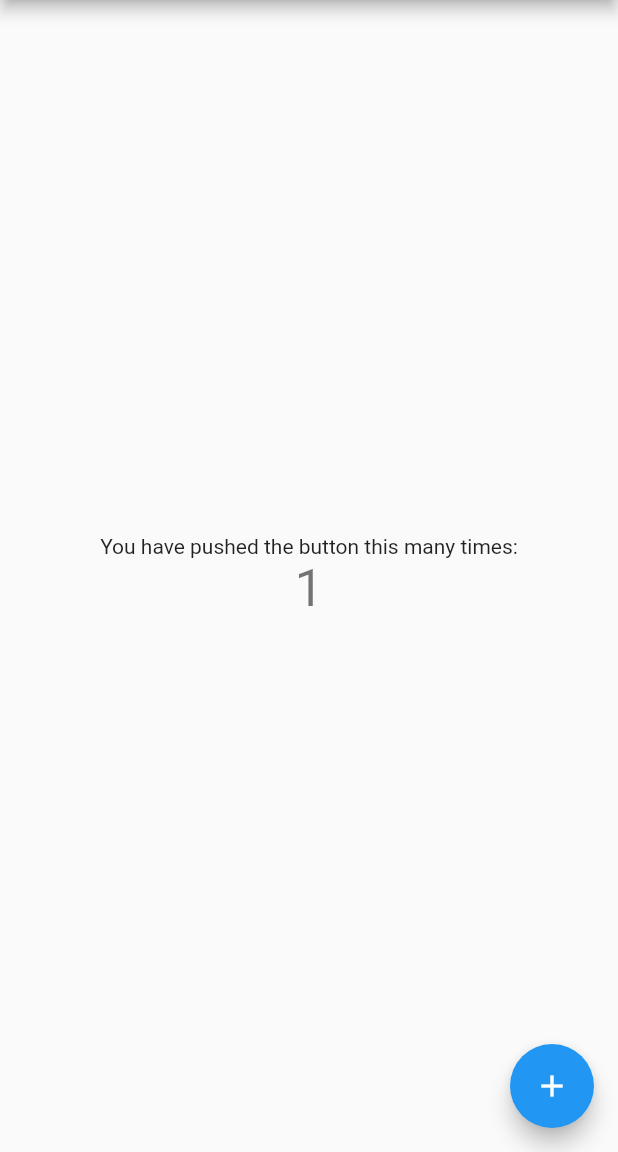
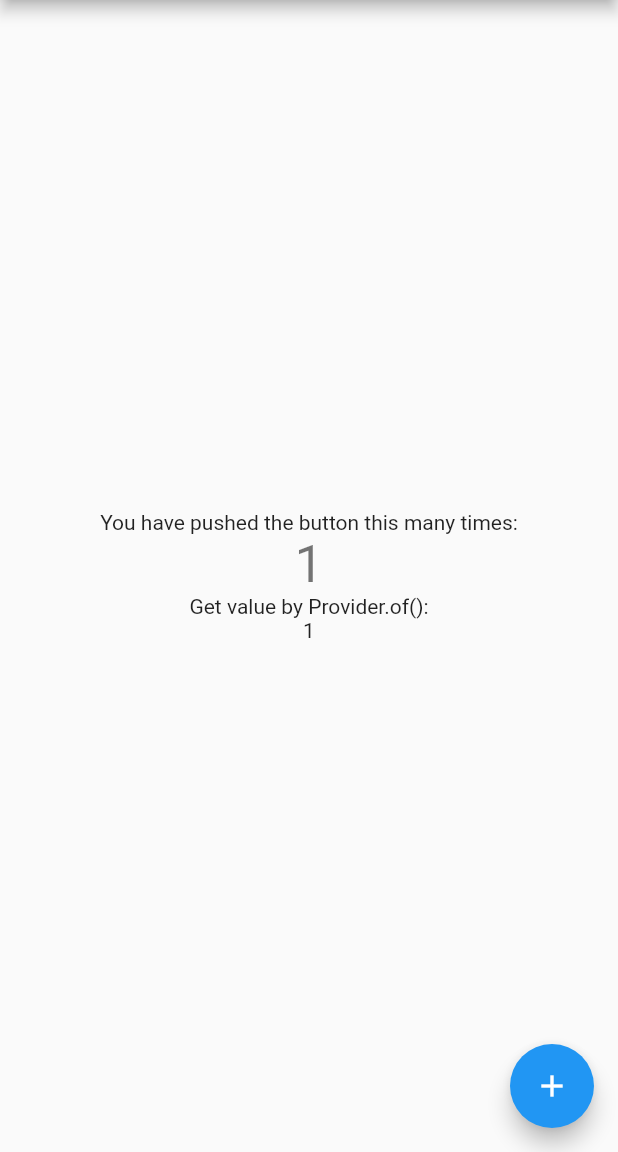
Before and after one commit to coliver0221/Flutter-Practice, a Flutter app: the screen it shows after launch, after a tap on the "add" icon, on a phone screen of 412 x 824 dp, the part 84-1236 px from its top. Run offline on Flutter 3.47's test engine with Material 2 defaults, Android fonts, the phone set to English and light mode, and no system bars; our stand-ins replace dio.

Commit message:
feat(main.dart): complete provider test

```diff
--- a/provider_test/lib/main.dart
+++ b/provider_test/lib/main.dart
@@ -1,7 +1,13 @@
 import 'package:flutter/material.dart';
+import 'package:provider/provider.dart';
 
 void main() {
-  runApp(MyApp());
+  runApp(
+    ChangeNotifierProvider(
+      create: (context) => Counter(),
+      child: MyApp(),
+    ),
+  );
 }
 
 class MyApp extends StatelessWidget {
@@ -31,17 +37,19 @@ class MyApp extends StatelessWidget {
   }
 }
 
+class Counter extends ChangeNotifier {
+  int _value = 0;
+
+  int get value => _value;
+
+  void increaseCounter() {
+    _value++;
+    notifyListeners();
+  }
+}
+
 class MyHomePage extends StatefulWidget {
   MyHomePage({Key key, this.title}) : super(key: key);
-
-  // This widget is the home page of your application. It is stateful, meaning
-  // that it has a State object (defined below) that contains fields that affect
-  // how it looks.
-
-  // This class is the configuration for the state. It holds the values (in this
-  // case the title) provided by the parent (in this case the App widget) and
-  // used by the build method of the State. Fields in a Widget subclass are
-  // always marked "final".
 
   final String title;
 
@@ -50,68 +58,43 @@ class MyHomePage extends StatefulWidget {
 }
 
 class _MyHomePageState extends State<MyHomePage> {
-  int _counter = 0;
-
-  void _incrementCounter() {
-    setState(() {
-      // This call to setState tells the Flutter framework that something has
-      // changed in this State, which causes it to rerun the build method below
-      // so that the display can reflect the updated values. If we changed
-      // _counter without calling setState(), then the build method would not be
-      // called again, and so nothing would appear to happen.
-      _counter++;
-    });
-  }
-
   @override
   Widget build(BuildContext context) {
-    // This method is rerun every time setState is called, for instance as done
-    // by the _incrementCounter method above.
-    //
-    // The Flutter framework has been optimized to make rerunning build methods
-    // fast, so that you can just rebuild anything that needs updating rather
-    // than having to individually change instances of widgets.
     return Scaffold(
       appBar: AppBar(
-        // Here we take the value from the MyHomePage object that was created by
-        // the App.build method, and use it to set our appbar title.
         title: Text(widget.title),
       ),
       body: Center(
-        // Center is a layout widget. It takes a single child and positions it
-        // in the middle of the parent.
         child: Column(
-          // Column is also a layout widget. It takes a list of children and
-          // arranges them vertically. By default, it sizes itself to fit its
-          // children horizontally, and tries to be as tall as its parent.
-          //
-          // Invoke "debug painting" (press "p" in the console, choose the
-          // "Toggle Debug Paint" action from the Flutter Inspector in Android
-          // Studio, or the "Toggle Debug Paint" command in Visual Studio Code)
-          // to see the wireframe for each widget.
-          //
-          // Column has various properties to control how it sizes itself and
-          // how it positions its children. Here we use mainAxisAlignment to
-          // center the children vertically; the main axis here is the vertical
-          // axis because Columns are vertical (the cross axis would be
-          // horizontal).
           mainAxisAlignment: MainAxisAlignment.center,
           children: <Widget>[
             Text(
               'You have pushed the button this many times:',
             ),
+            // Text(
+            //   '$_counter',
+            //   style: Theme.of(context).textTheme.headline4,
+            // ),
+            Consumer<Counter>(
+              builder: (context, counter, child) => Text(
+                '${counter.value}',
+                style: Theme.of(context).textTheme.headline4,
+              ),
+            ),
+            Text('Get value by Provider.of():'),
             Text(
-              '$_counter',
-              style: Theme.of(context).textTheme.headline4,
+              Provider.of<Counter>(context).value.toString(),
             ),
           ],
         ),
       ),
       floatingActionButton: FloatingActionButton(
-        onPressed: _incrementCounter,
+        onPressed: () {
+          Provider.of<Counter>(context, listen: false).increaseCounter();
+        },
         tooltip: 'Increment',
         child: Icon(Icons.add),
-      ), // This trailing comma makes auto-formatting nicer for build methods.
+      ),
     );
   }
 }
```
